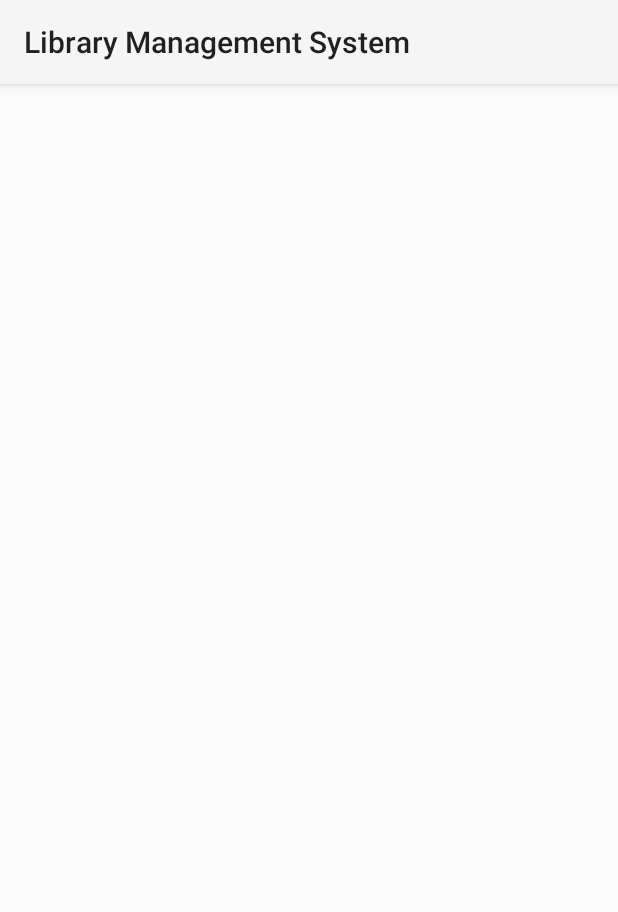
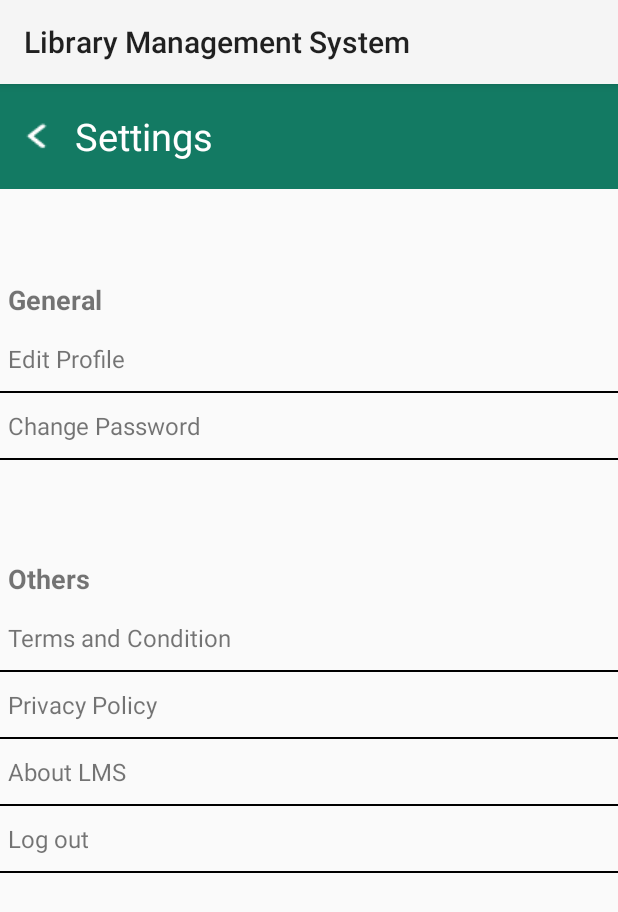
Before and after one commit to JoshuaLozano04/upang-lms, an Android app: the Settings screen opened directly, with no data from a screen before it, on a phone screen of 412 x 824 dp. Shown: the top 912 px of the screen. Run offline under Robolectric (Android 15) with nearby library versions, the phone set to English and light mode, and no system bars; Roboto replaces fonts that are not available here.

Commit message:
Settings Ui

```diff
--- a/app/src/main/res/layout/activity_settings.xml
+++ b/app/src/main/res/layout/activity_settings.xml
@@ -7,4 +7,157 @@
     android:layout_height="match_parent"
     tools:context=".Activities.Settings">
 
+    <LinearLayout
+        android:id="@+id/linearLayout"
+        android:layout_width="match_parent"
+        android:layout_height="70sp"
+        android:background="#137A63"
+        app:layout_constraintEnd_toEndOf="parent"
+        app:layout_constraintStart_toStartOf="parent"
+        app:layout_constraintTop_toTopOf="parent">
+
+        <ImageButton
+            android:layout_width="50sp"
+            android:layout_height="match_parent"
+            android:background="@android:color/transparent"
+            android:contentDescription="@string/backbtn"
+            android:src="@drawable/arrow_back_" />
+
+        <TextView
+            android:id="@+id/textView3"
+            android:layout_width="wrap_content"
+            android:layout_height="match_parent"
+            android:gravity="center"
+            android:text="Settings"
+            android:textColor="@color/white"
+            android:textSize="25sp"
+            tools:layout_editor_absoluteX="125dp"
+            tools:layout_editor_absoluteY="38dp" />
+    </LinearLayout>
+
+    <LinearLayout
+        android:id="@+id/linearLayout2"
+        android:layout_width="match_parent"
+        android:layout_height="wrap_content"
+        android:layout_marginTop="56sp"
+        android:orientation="vertical"
+        app:layout_constraintEnd_toEndOf="parent"
+        app:layout_constraintStart_toStartOf="parent"
+        app:layout_constraintTop_toBottomOf="@+id/linearLayout">
+
+        <TextView
+            android:layout_width="match_parent"
+            android:layout_height="wrap_content"
+            android:padding="5sp"
+            android:text="General"
+            android:textSize="18sp"
+            android:layout_marginBottom="5sp"
+            android:textStyle="bold" />
+
+        <TextView
+            android:layout_width="match_parent"
+            android:layout_height="wrap_content"
+            android:padding="5sp"
+            android:textSize="16sp"
+            android:layout_marginBottom="5sp"
+            android:text="Edit Profile" />
+
+        <LinearLayout
+            android:layout_width="match_parent"
+            android:layout_height="1sp"
+            android:layout_marginBottom="5sp"
+            android:background="@drawable/divider" />
+
+        <TextView
+            android:layout_width="match_parent"
+            android:layout_height="wrap_content"
+            android:padding="5sp"
+            android:textSize="16sp"
+            android:layout_marginBottom="5sp"
+            android:text="Change Password" />
+
+        <LinearLayout
+            android:layout_width="match_parent"
+            android:layout_height="1sp"
+            android:layout_marginBottom="5sp"
+            android:background="@drawable/divider" />
+    </LinearLayout>
+
+    <LinearLayout
+        android:layout_width="match_parent"
+        android:layout_height="wrap_content"
+        android:orientation="vertical"
+        android:layout_marginTop="56sp"
+        app:layout_constraintEnd_toEndOf="parent"
+        app:layout_constraintStart_toStartOf="parent"
+        app:layout_constraintTop_toBottomOf="@+id/linearLayout2">
+
+        <TextView
+            android:layout_width="match_parent"
+            android:layout_height="wrap_content"
+            android:padding="5sp"
+            android:text="Others"
+            android:textSize="18sp"
+            android:layout_marginBottom="5sp"
+            android:textStyle="bold" />
+
+        <TextView
+            android:layout_width="match_parent"
+            android:layout_height="wrap_content"
+            android:padding="5sp"
+            android:textSize="16sp"
+            android:layout_marginBottom="5sp"
+            android:text="Terms and Condition" />
+
+        <LinearLayout
+            android:layout_width="match_parent"
+            android:layout_height="1sp"
+            android:layout_marginBottom="5sp"
+            android:background="@drawable/divider" />
+
+        <TextView
+            android:layout_width="match_parent"
+            android:layout_height="wrap_content"
+            android:padding="5sp"
+            android:textSize="16sp"
+            android:layout_marginBottom="5sp"
+            android:text="Privacy Policy" />
+
+        <LinearLayout
+            android:layout_width="match_parent"
+            android:layout_height="1sp"
+            android:layout_marginBottom="5sp"
+            android:background="@drawable/divider" />
+
+        <TextView
+            android:layout_width="match_parent"
+            android:layout_height="wrap_content"
+            android:padding="5sp"
+            android:textSize="16sp"
+            android:layout_marginBottom="5sp"
+            android:text="About LMS" />
+
+        <LinearLayout
+            android:layout_width="match_parent"
+            android:layout_height="1sp"
+            android:layout_marginBottom="5sp"
+            android:background="@drawable/divider" />
+
+        <TextView
+            android:layout_width="match_parent"
+            android:layout_height="wrap_content"
+            android:padding="5sp"
+            android:textSize="16sp"
+            android:layout_marginBottom="5sp"
+            android:text="Log out" />
+
+        <LinearLayout
+            android:layout_width="match_parent"
+            android:layout_height="1dp"
+            android:layout_marginBottom="5sp"
+            android:background="@drawable/divider" />
+
+    </LinearLayout>
+
+
 </androidx.constraintlayout.widget.ConstraintLayout>
```
